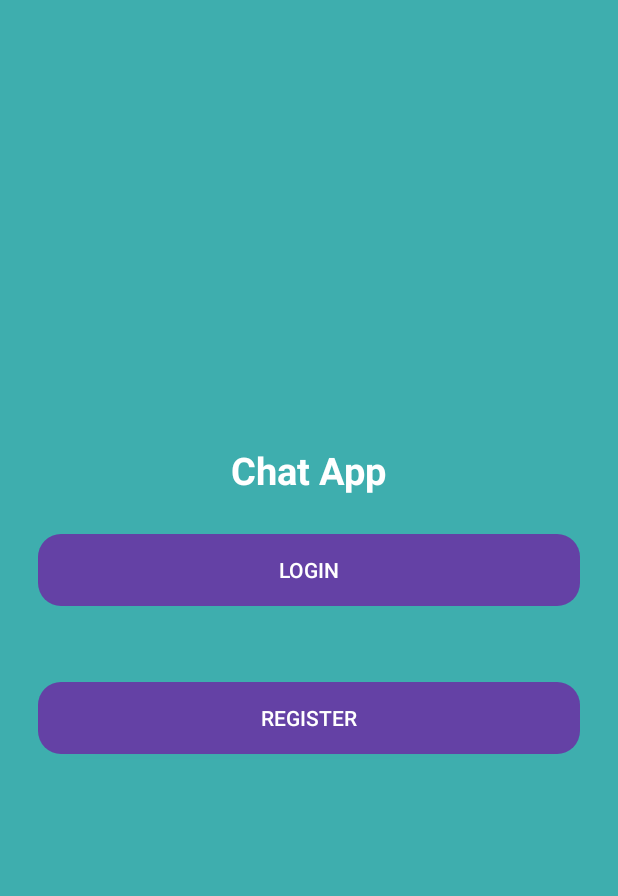
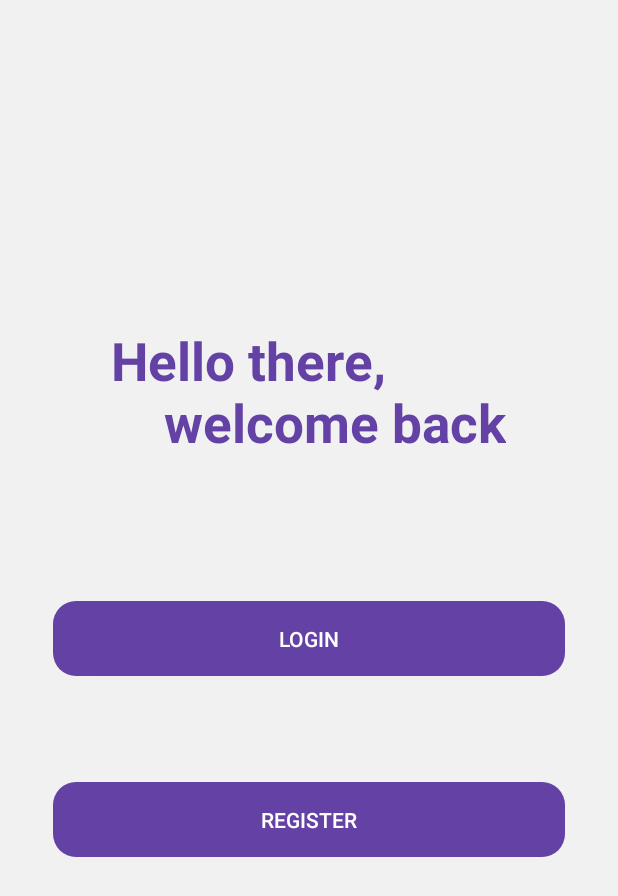
Before and after one commit to Kucha1122/AndroidChat, an Android app: the screen it shows after launch (StartActivity), on a phone screen of 412 x 824 dp. Shown: the top 896 px of the screen. Run offline under Robolectric (Android 15) with nearby library versions, the phone set to English and light mode, and no system bars; our stand-ins replace Firebase (no records; nobody signed in at launch, a user with empty details on screens opened directly).

Commit message:
some ui changes

```diff
--- a/app/src/main/res/layout/activity_start.xml
+++ b/app/src/main/res/layout/activity_start.xml
@@ -6,16 +6,17 @@
     android:layout_height="match_parent"
     android:gravity="center"
     android:orientation="vertical"
-    android:background="@color/colorPrimary"
+    android:background="#f1f1f1"
     tools:context=".StartActivity">
 
 
     <TextView
         android:layout_width="wrap_content"
         android:layout_height="wrap_content"
-        android:text="Chat App"
-        android:textColor="#fff"
-        android:textSize="25sp"
+        android:text="Hello there,\n\t\t welcome back"
+        android:textColor="@color/colorPrimaryDark"
+        android:textSize="35sp"
+        android:layout_marginBottom="60dp"
         android:textStyle="bold"/>
 
     <Button
@@ -24,16 +25,17 @@
         android:layout_marginTop="100dp"
         android:id="@+id/login"
         android:background="@drawable/roundedbutton"
-        android:layout_margin="25dp"
+        android:layout_margin="35dp"
+        android:height="50dp"
         android:textColor="#fff"
         android:text="login"/>
     <Button
         android:layout_width="match_parent"
         android:layout_height="wrap_content"
         android:background="@drawable/roundedbutton"
-        android:layout_margin="25dp"
+        android:layout_margin="35dp"
+        android:height="50dp"
         android:textColor="#fff"
-        android:layout_marginTop="10dp"
         android:id="@+id/register"
         android:text="register"/>
 
--- a/app/src/main/res/menu/menu.xml
+++ b/app/src/main/res/menu/menu.xml
@@ -5,6 +5,9 @@
     <item
         android:id="@+id/logout"
         android:title="Logout"
-        app:showAsAction="never"/>
+        android:icon="@drawable/ic_action_offline"
+
+        app:showAsAction="always"/>
+
 
 </menu>
--- a/app/src/main/res/values/colors.xml
+++ b/app/src/main/res/values/colors.xml
@@ -1,6 +1,6 @@
 <?xml version="1.0" encoding="utf-8"?>
 <resources>
-    <color name="colorPrimary">#3eaeae</color>
+    <color name="colorPrimary">#bd88ff</color>
     <color name="colorPrimaryDark">#6441a5</color>
     <color name="colorAccent">#D81B60</color>
 </resources>
```
Also changed, not shown: app/src/main/res/drawable-anydpi/ic_action_offline.xml (added, +13 -0 lines), app/src/main/res/drawable-hdpi/ic_action_offline.png (added), app/src/main/res/drawable-mdpi/ic_action_offline.png (added), app/src/main/res/drawable-xhdpi/ic_action_offline.png (added), app/src/main/res/drawable-xxhdpi/ic_action_offline.png (added).
